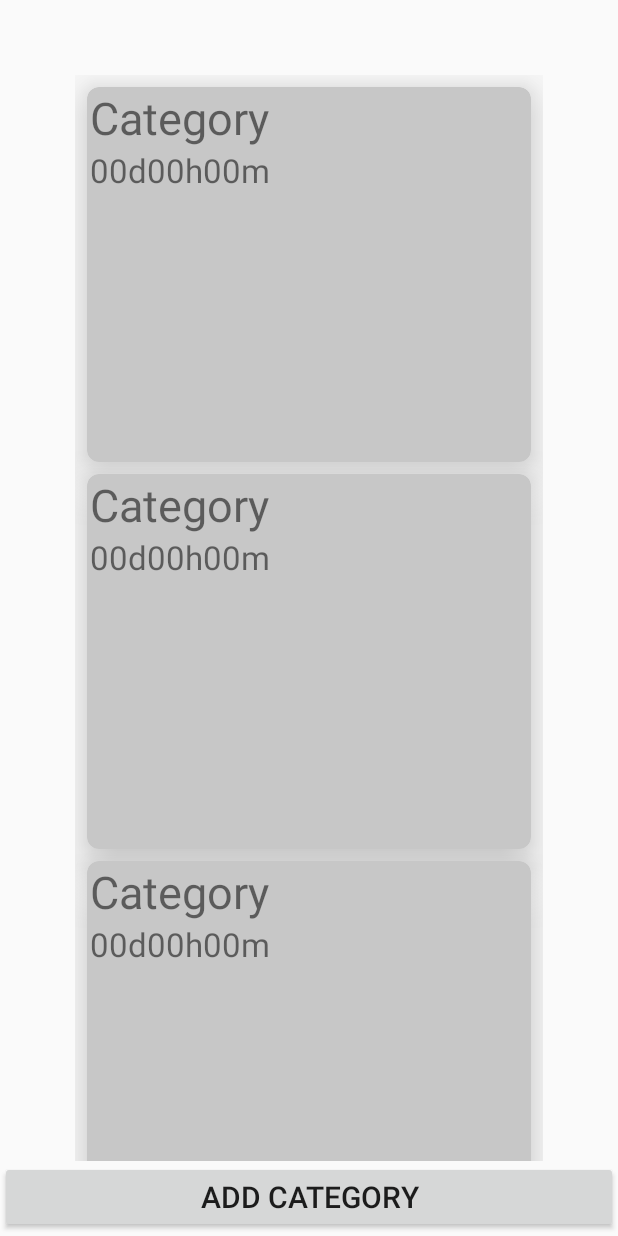
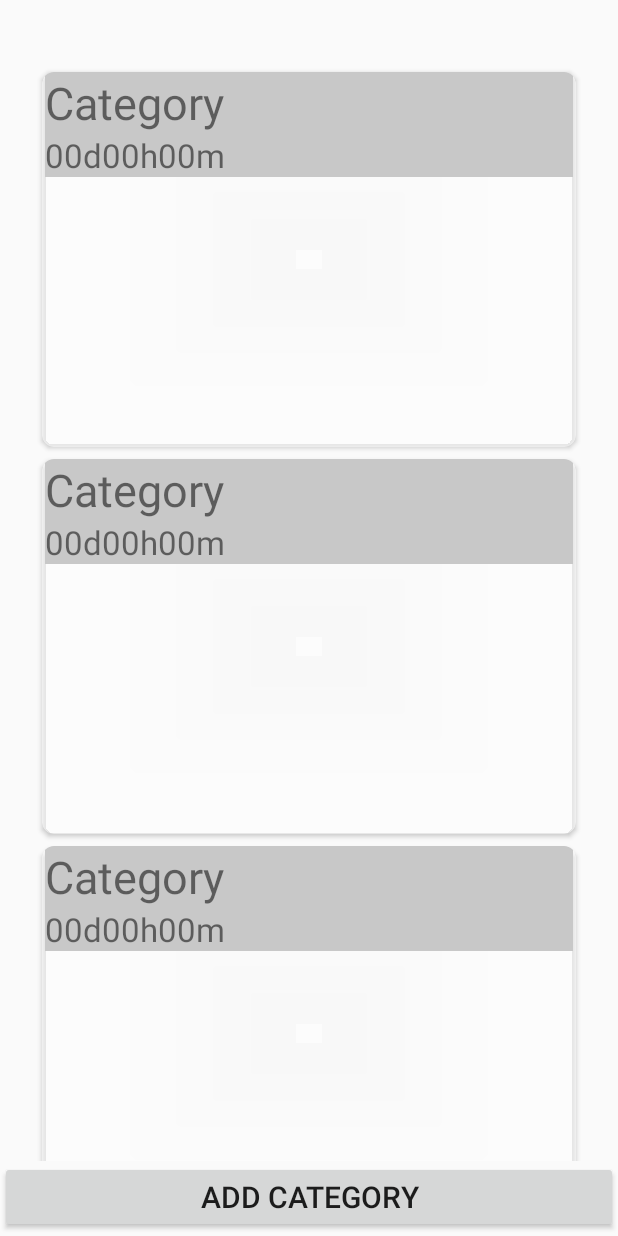
Before and after one commit to FrancisGlacken/SimpleTimeKeeper, an Android app: the layout fragment_home.xml on its own in the app's theme, with its tools: preview values and no code run, on a phone screen of 412 x 824 dp. Run offline under Robolectric (Android 15) with nearby library versions, the phone set to English and light mode, and no system bars.

Commit message:
Made dramatic changes, adding a database and layouts for two tabs in a tabView

```diff
--- a/app/src/main/java/com/deltorostudios/punchclockmockup2/AdaptersViewHolders/CategoryAdapter.java
+++ b/app/src/main/java/com/deltorostudios/punchclockmockup2/AdaptersViewHolders/CategoryAdapter.java
@@ -9,12 +9,14 @@ import android.widget.TextView;
 
 import com.deltorostudios.punchclockmockup2.Database.Category;
 import com.deltorostudios.punchclockmockup2.R;
+import com.deltorostudios.punchclockmockup2.Util.FormatMillisIntoTimer;
 
 import java.util.ArrayList;
 import java.util.List;
 
 public class CategoryAdapter extends RecyclerView.Adapter<CategoryAdapter.CategoryHolder> {
 
+    private FormatMillisIntoTimer form = new FormatMillisIntoTimer();
     private List<Category> categoryList = new ArrayList<>();
 
     public void setCategories(List<Category> categories) {
@@ -33,7 +35,7 @@ public class CategoryAdapter extends RecyclerView.Adapter<CategoryAdapter.Catego
     public void onBindViewHolder(@NonNull CategoryHolder categoryHolder, int position) {
         Category category = categoryList.get(position);
         categoryHolder.categoryTitleTextView.setText(category.getTitle());
-        categoryHolder.categoryTotalTimeView.setText(category.getTotalTime()+"");
+        categoryHolder.categoryTotalTimeView.setText(form.FormatMillisIntoDHM(category.getTotalTime()));
     }
 
     @Override
--- a/app/src/main/res/layout/category_card_view.xml
+++ b/app/src/main/res/layout/category_card_view.xml
@@ -1,18 +1,16 @@
 <?xml version="1.0" encoding="utf-8"?>
-<android.support.v7.widget.CardView
-    xmlns:android="http://schemas.android.com/apk/res/android"
+<android.support.v7.widget.CardView xmlns:android="http://schemas.android.com/apk/res/android"
     xmlns:app="http://schemas.android.com/apk/res-auto"
     xmlns:tools="http://schemas.android.com/tools"
     style="@style/CardView.Light"
     android:layout_width="match_parent"
     android:layout_height="250dp"
+    android:layout_marginStart="8dp"
     android:layout_marginTop="8dp"
-    android:layout_marginStart="8dp"
     android:layout_marginEnd="8dp"
-    tools:ignore="ContentDescription"
-    app:cardElevation="20dp"
+    app:cardBackgroundColor="@color/categoryCardBackground"
     app:cardCornerRadius="8dp"
-    app:cardBackgroundColor="@color/colorAccent">
+    tools:ignore="ContentDescription">
 
     <LinearLayout
         android:layout_width="match_parent"
@@ -25,22 +23,30 @@
 
             <TextView
                 android:id="@+id/categoryTitleTextView"
-            android:layout_width="wrap_content"
+                android:background="@color/primary_text_light"
+
+                android:layout_width="match_parent"
                 android:layout_height="match_parent"
+                android:layout_marginLeft="2dp"
+                android:layout_marginRight="2dp"
+                android:layout_marginTop="2dp"
                 android:text="Category"
                 android:textSize="30sp"
-            android:layout_marginLeft="2dp"
                 app:layout_constraintLeft_toLeftOf="parent" />
 
             <TextView
                 android:id="@+id/totalTimeTextView"
-            android:layout_width="wrap_content"
+                android:background="@color/primary_text_light"
+
+                android:layout_width="match_parent"
                 android:layout_height="match_parent"
+                android:layout_marginLeft="2dp"
+                android:layout_marginRight="2dp"
+                android:layout_marginBottom="2dp"
                 android:text="00d00h00m"
                 android:textSize="22sp"
-            android:layout_marginLeft="2dp"
                 app:layout_constraintLeft_toLeftOf="parent"
-            app:layout_constraintTop_toBottomOf="@+id/categoryTitleTextView"/>
+                app:layout_constraintTop_toBottomOf="@+id/categoryTitleTextView" />
         </android.support.constraint.ConstraintLayout>
     </LinearLayout>
 
--- a/app/src/main/res/layout/content_main.xml
+++ b/app/src/main/res/layout/content_main.xml
@@ -12,7 +12,7 @@
         android:id="@+id/tabLayout"
         android:layout_width="match_parent"
         android:layout_height="wrap_content"
-        android:background="@color/design_default_color_primary_dark"/>
+        android:background="@color/categoryCardBackground"/>
 
     <android.support.v4.view.ViewPager
         android:id="@+id/viewPager"
--- a/app/src/main/res/layout/fragment_home.xml
+++ b/app/src/main/res/layout/fragment_home.xml
@@ -10,12 +10,14 @@
         android:id="@+id/mainRecyclerView"
         android:layout_width="match_parent"
         android:layout_height="match_parent"
-        android:layout_margin="50dp"
+        android:layout_marginTop="40dp"
+        android:layout_marginRight="20dp"
+        android:layout_marginLeft="20dp"
+        android:layout_marginBottom="50dp"
         app:layout_constraintEnd_toEndOf="parent"
         app:layout_constraintStart_toStartOf="parent"
         app:layout_constraintTop_toTopOf="parent"
         tools:listitem="@layout/category_card_view"/>
-
 
     <Button
         android:id="@+id/addButton"
--- a/app/src/main/res/values/colors.xml
+++ b/app/src/main/res/values/colors.xml
@@ -4,6 +4,7 @@
     <color name="colorPrimaryDark">#303F9F</color>
     <color name="colorAccent">#c7c7c7</color>
     <color name="colorPrimary2">#065f0e</color>
+    <color name="categoryCardBackground">#88ffffff</color>
     <color name="primary_text_light">#c8c8c8</color>
 
 </resources>
```
Lines whose indentation alone changed are shown as unchanged.
